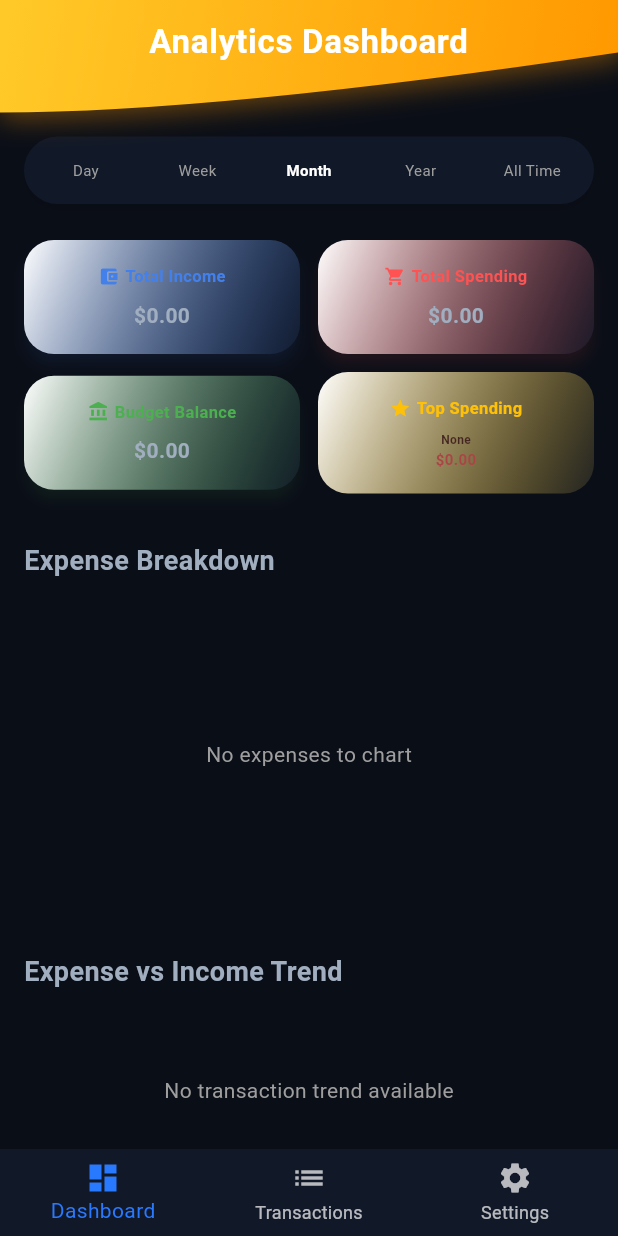
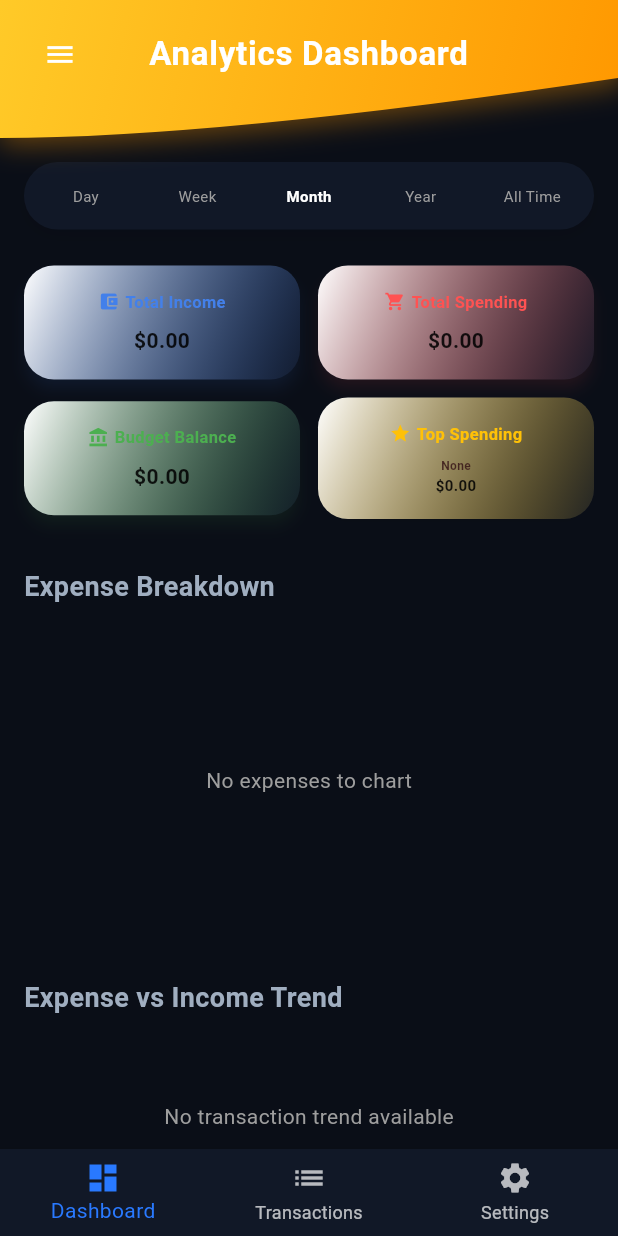
Before and after one commit to GHDBASHEN/Intelligent-Personal-Finance-Budgeting-System, a Flutter app: the DashboardAnalyticsScreen screen opened by its route, on a phone screen of 412 x 824 dp. Run offline on Flutter 3.47's test engine with Material 3 defaults, Android fonts, the light colour scheme and no system bars; our stand-ins replace csv, firebase_auth, firebase_core, fl_chart, flutter_dotenv, flutter_riverpod and 5 more; missing offline and left inert: email_otp, mobile_scanner; accounts and stored records are empty; network calls fail.

Commit message:
update filters

```diff
--- a/lib/presentation/screens/dashboard/dashboard_analytics_screen.dart
+++ b/lib/presentation/screens/dashboard/dashboard_analytics_screen.dart
@@ -65,13 +65,15 @@
   Widget build(BuildContext context) {
     final filteredTransactions = ref.watch(filteredTransactionsProvider);
     final categoriesAsync = ref.watch(categoriesProvider);
+    final currencyData = ref.watch(currencyStateProvider);
     final currencyNotifier = ref.read(currencyStateProvider.notifier);
 
     return Scaffold(
       appBar: const CustomAppBar(title: "Analytics Dashboard"),
+      drawer: _buildDrawer(),
       body: categoriesAsync.when(
         data: (categories) =>
-            _buildContent(filteredTransactions, categories, currencyNotifier),
+            _buildContent(filteredTransactions, categories, currencyNotifier, currencyData.targetCurrency),
         loading: () => const Center(child: CircularProgressIndicator()),
         error: (err, stack) => Center(child: Text('Error: $err')),
       ),
@@ -82,6 +84,7 @@
     List<TransactionEntity> transactions,
     List<CategoryEntity> categories,
     dynamic currencyNotifier,
+    String currencyCode,
   ) {
     final income = transactions
         .where((t) => t.type == TransactionType.income)
@@ -135,7 +138,7 @@
             style: TextStyle(fontSize: 18, fontWeight: FontWeight.bold),
           ),
           const SizedBox(height: 16),
-          _buildPieChart(categoryTotals, categories),
+          _buildPieChart(categoryTotals, categories, currencyCode),
           const SizedBox(height: 32),
           const Text(
             "Expense vs Income Trend",
@@ -293,7 +296,7 @@
                           currencyNotifier.convert(highestAmount),
                         ),
                         style: const TextStyle(
-                          color: Color.fromARGB(255, 171, 69, 69),
+                          color: Colors.black87,
                           fontWeight: FontWeight.bold,
                           fontSize: 10,
                         ),
@@ -354,6 +357,7 @@
                 style: const TextStyle(
                   fontWeight: FontWeight.bold,
                   fontSize: 14,
+                  color: Colors.black87,
                 ),
               ),
             ),
@@ -366,6 +370,7 @@
   Widget _buildPieChart(
     Map<int, double> categoryTotals,
     List<CategoryEntity> categories,
+    String currencyCode,
   ) {
     if (categoryTotals.isEmpty) {
       return Container(
@@ -449,27 +454,13 @@
                     }).toList(),
                   ),
                 ),
-                Column(
-                  mainAxisSize: MainAxisSize.min,
-                  children: [
-                    const Text(
-                      "TOTAL",
-                      style: TextStyle(
-                        color: Colors.grey,
-                        fontSize: 8,
-                        fontWeight: FontWeight.bold,
-                      ),
-                    ),
-                    FittedBox(
-                      child: Text(
-                        totalExpense.toStringAsFixed(0),
-                        style: const TextStyle(
-                          fontSize: 14,
-                          fontWeight: FontWeight.bold,
-                        ),
-                      ),
-                    ),
-                  ],
+                Text(
+                  currencyCode,
+                  style: const TextStyle(
+                    fontSize: 16,
+                    fontWeight: FontWeight.bold,
+                    color: Colors.blueAccent,
+                  ),
                 ),
               ],
             ),
@@ -736,4 +727,152 @@
       ],
     );
   }
+  Widget _buildDrawer() {
+    final filter = ref.watch(filterProvider);
+    final filterNotifier = ref.read(filterProvider.notifier);
+
+    return Drawer(
+      child: Column(
+        crossAxisAlignment: CrossAxisAlignment.start,
+        children: [
+          DrawerHeader(
+            decoration: BoxDecoration(
+              gradient: LinearGradient(
+                colors: [Colors.amber.shade400, Colors.orange.shade600],
+                begin: Alignment.topLeft,
+                end: Alignment.bottomRight,
+              ),
+            ),
+            child: const Center(
+              child: Column(
+                mainAxisAlignment: MainAxisAlignment.center,
+                children: [
+                  Icon(Icons.filter_list, color: Colors.white, size: 40),
+                  SizedBox(height: 8),
+                  Text(
+                    "Analytics Filters",
+                    style: TextStyle(
+                      color: Colors.white,
+                      fontSize: 20,
+                      fontWeight: FontWeight.bold,
+                    ),
+                  ),
+                ],
+              ),
+            ),
+          ),
+          const Padding(
+            padding: EdgeInsets.fromLTRB(16, 16, 16, 8),
+            child: Text(
+              "Transaction Type",
+              style: TextStyle(fontWeight: FontWeight.bold, fontSize: 16),
+            ),
+          ),
+          Padding(
+            padding: const EdgeInsets.symmetric(horizontal: 16.0),
+            child: Wrap(
+              spacing: 8,
+              children: [
+                _filterChip(
+                  label: "All",
+                  isSelected: filter.type == null,
+                  onSelected: (_) => filterNotifier.setType(null),
+                ),
+                _filterChip(
+                  label: "Income",
+                  isSelected: filter.type == TransactionType.income,
+                  onSelected: (_) => filterNotifier.setType(TransactionType.income),
+                ),
+                _filterChip(
+                  label: "Expense",
+                  isSelected: filter.type == TransactionType.expense,
+                  onSelected: (_) => filterNotifier.setType(TransactionType.expense),
+                ),
+              ],
+            ),
+          ),
+          const Divider(height: 32),
+          const Padding(
+            padding: EdgeInsets.fromLTRB(16, 0, 16, 8),
+            child: Text(
+              "Select Month (Current Year)",
+              style: TextStyle(fontWeight: FontWeight.bold, fontSize: 16),
+            ),
+          ),
+          Expanded(
+            child: ListView.builder(
+              padding: const EdgeInsets.symmetric(horizontal: 16),
+              itemCount: 12,
+              itemBuilder: (context, index) {
+                final month = index + 1;
+                final now = DateTime.now();
+                final monthDate = DateTime(now.year, month);
+                final isSelected = filter.startDate?.month == month &&
+                                  filter.startDate?.year == now.year;
+
+                return ListTile(
+                  title: Text(DateFormat('MMMM').format(monthDate)),
+                  trailing: isSelected ? const Icon(Icons.check_circle, color: Colors.orange) : null,
+                  selected: isSelected,
+                  onTap: () {
+                    final start = DateTime(now.year, month, 1);
+                    final end = DateTime(now.year, month + 1, 0, 23, 59, 59);
+                    filterNotifier.setDateRange(start, end);
+                  },
+                );
+              },
+            ),
+          ),
+          Padding(
+            padding: const EdgeInsets.all(16.0),
+            child: Row(
+              children: [
+                Expanded(
+                  child: OutlinedButton(
+                    onPressed: () {
+                      filterNotifier.clearFilters();
+                      Navigator.pop(context);
+                    },
+                    child: const Text("Clear All"),
+                  ),
+                ),
+                const SizedBox(width: 12),
+                Expanded(
+                  child: ElevatedButton(
+                    onPressed: () => Navigator.pop(context),
+                    style: ElevatedButton.styleFrom(
+                      backgroundColor: Colors.orange,
+                      foregroundColor: Colors.white,
+                    ),
+                    child: const Text("Apply"),
+                  ),
+                ),
+              ],
+            ),
+          ),
+        ],
+      ),
+    );
+  }
+
+  Widget _filterChip({
+    required String label,
+    required bool isSelected,
+    required Function(bool) onSelected,
+  }) {
+    final isDark = Theme.of(context).brightness == Brightness.dark;
+    return ChoiceChip(
+      label: Text(label),
+      selected: isSelected,
+      onSelected: onSelected,
+      selectedColor: Colors.orange.withOpacity(0.3),
+      checkmarkColor: Colors.orange,
+      labelStyle: TextStyle(
+        color: isSelected
+            ? (isDark ? Colors.orange.shade200 : Colors.orange.shade900)
+            : (isDark ? Colors.white70 : Colors.black87),
+        fontWeight: isSelected ? FontWeight.bold : FontWeight.normal,
+      ),
+    );
+  }
 }
--- a/lib/presentation/widgets/custom_app_bar.dart
+++ b/lib/presentation/widgets/custom_app_bar.dart
@@ -74,6 +74,12 @@
                   onPressed: () => Navigator.of(context).pop(),
                   tooltip: 'Back',
                 )
+              else if (Scaffold.maybeOf(context)?.hasDrawer ?? false)
+                IconButton(
+                  icon: const Icon(Icons.menu, color: Colors.white, size: 22),
+                  onPressed: () => Scaffold.of(context).openDrawer(),
+                  tooltip: 'Menu',
+                )
               else
                 const SizedBox(width: 48),
 
```
